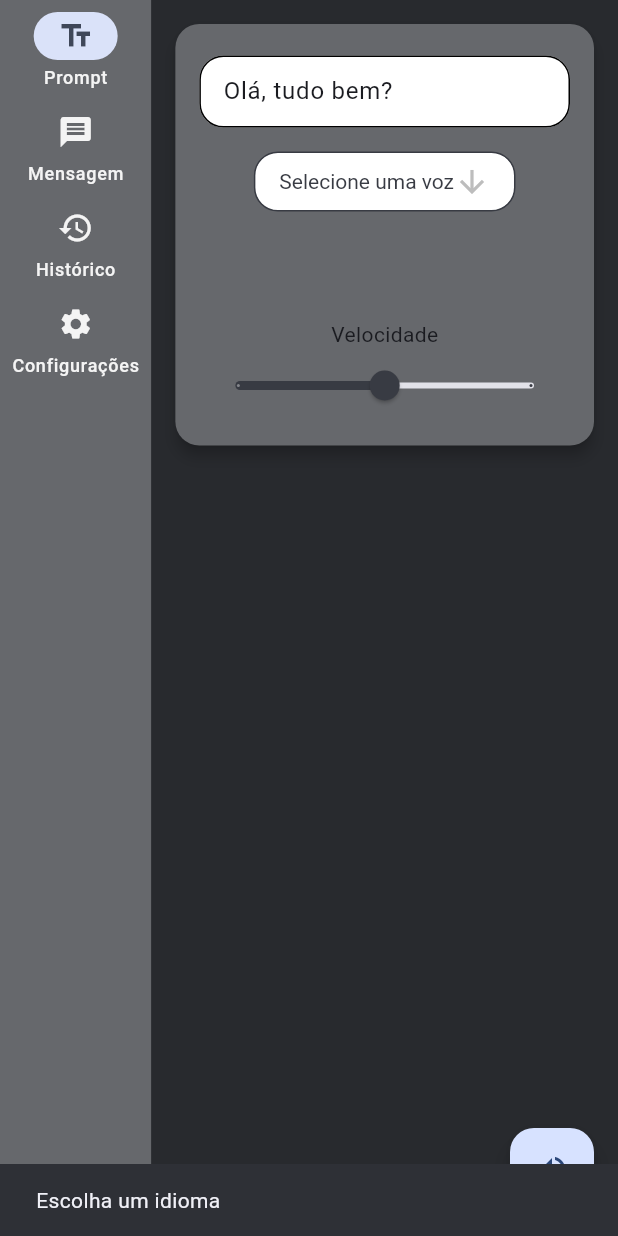
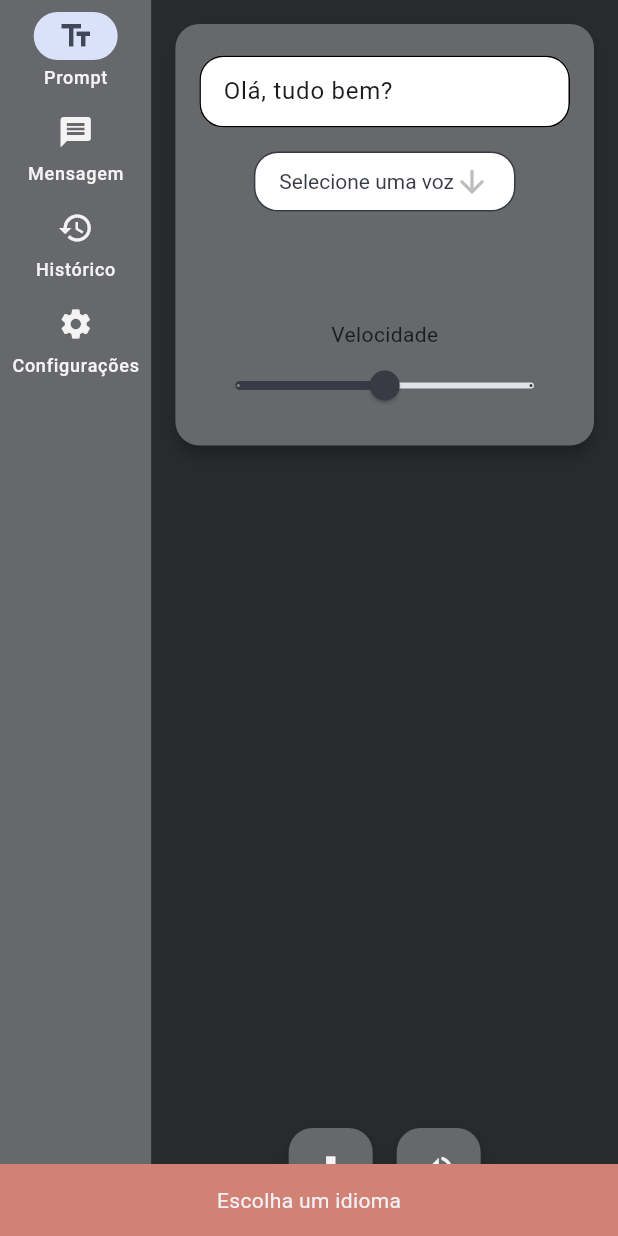
Before and after one commit to future-system/text-to-speech-app, a Flutter app: the screen it shows after launch, after a tap on the "volume up" icon, on a phone screen of 412 x 824 dp. Run offline on Flutter 3.47's test engine with Material 3 defaults, Android fonts, the phone set to English and light mode, and no system bars; our stand-ins replace audioplayers, bloc, dio, flutter_bloc; missing offline and left inert: cloud_text_to_speech, cron.

Commit message:
arrumei eu acho

```diff
--- a/lib/presentation/pages/prompt/prompt_page.dart
+++ b/lib/presentation/pages/prompt/prompt_page.dart
@@ -31,7 +31,7 @@ class _PromptPageState extends State<PromptPage> {
       bloc: tts.voicesBloc,
       builder: (context, state) {
         if (state.runtimeType == TtsVoicesLoadingState) {
-          return const Center(child: CircularProgressIndicator());
+          return  Center(child: CircularProgressIndicator(color: DesignSystem.colors.textDetail,));
         }
 
         return Card(
@@ -44,14 +44,11 @@ class _PromptPageState extends State<PromptPage> {
             child: Column(
               mainAxisSize: MainAxisSize.min,
               children: [
-
-
                 CustomFormField(
                   controller: controller,
                   hint: "Escreva o texto para ser pronunciado",
                 ),
-
-                const SizedBox(height: 16), // Espaço entre os Dropdowns
+                const SizedBox(height: 16),
                 Row(
                   mainAxisAlignment: MainAxisAlignment.center,
                   mainAxisSize: MainAxisSize.min,
@@ -127,22 +124,46 @@ class _PromptPageState extends State<PromptPage> {
   @override
   Widget build(BuildContext context) {
     return Scaffold(
-      floatingActionButton: FloatingActionButton(
+      floatingActionButtonLocation: FloatingActionButtonLocation.centerFloat,
+      floatingActionButton: Row(
+        mainAxisSize: MainAxisSize.min,
+        children: [
+          FloatingActionButton(
+            backgroundColor: DesignSystem.colors.secondary,
             onPressed: () {
               if (langBloc.state == null) {
-            ScaffoldMessenger.of(context).showSnackBar(const SnackBar(content: Text("Escolha um idioma")));
+                ScaffoldMessenger.of(context).showSnackBar(SnackBar(content: const Center(child:  Text("Escolha um idioma")), backgroundColor: DesignSystem.colors.error,));
                 return;
               }
 
               if (tts.voiceChoosenBloc.state == null) {
-            ScaffoldMessenger.of(context).showSnackBar(const SnackBar(content: Text("Escolha uma voz")));
+                ScaffoldMessenger.of(context).showSnackBar(SnackBar(content: const Center(child:  Text("Escolha uma voz")), backgroundColor: DesignSystem.colors.error,));
                 return;
               }
 
+              tts.record(controller.text);
+            },
+            child: Icon(Icons.download, color: DesignSystem.colors.textDetail),
+          ),
+          const SizedBox(width: 16),
+          FloatingActionButton(
+            backgroundColor: DesignSystem.colors.secondary,
+            onPressed: () {
+              if (langBloc.state == null) {
+                ScaffoldMessenger.of(context).showSnackBar(SnackBar(content: const Center(child:  Text("Escolha um idioma")), backgroundColor: DesignSystem.colors.error,));
+                return;
+              }
+
+              if (tts.voiceChoosenBloc.state == null) {
+                ScaffoldMessenger.of(context).showSnackBar(SnackBar(content: const Center(child:  Text("Escolha uma voz")), backgroundColor: DesignSystem.colors.error,));
+                return;
+              }
 
               tts.talk(controller.text);
             },
-        child: const Icon(Icons.volume_up),
+            child:  Icon(Icons.volume_up, color: DesignSystem.colors.textDetail,),
+          ),
+        ],
       ),
       body: body(),
     );
```
Lines whose indentation alone changed are shown as unchanged.
